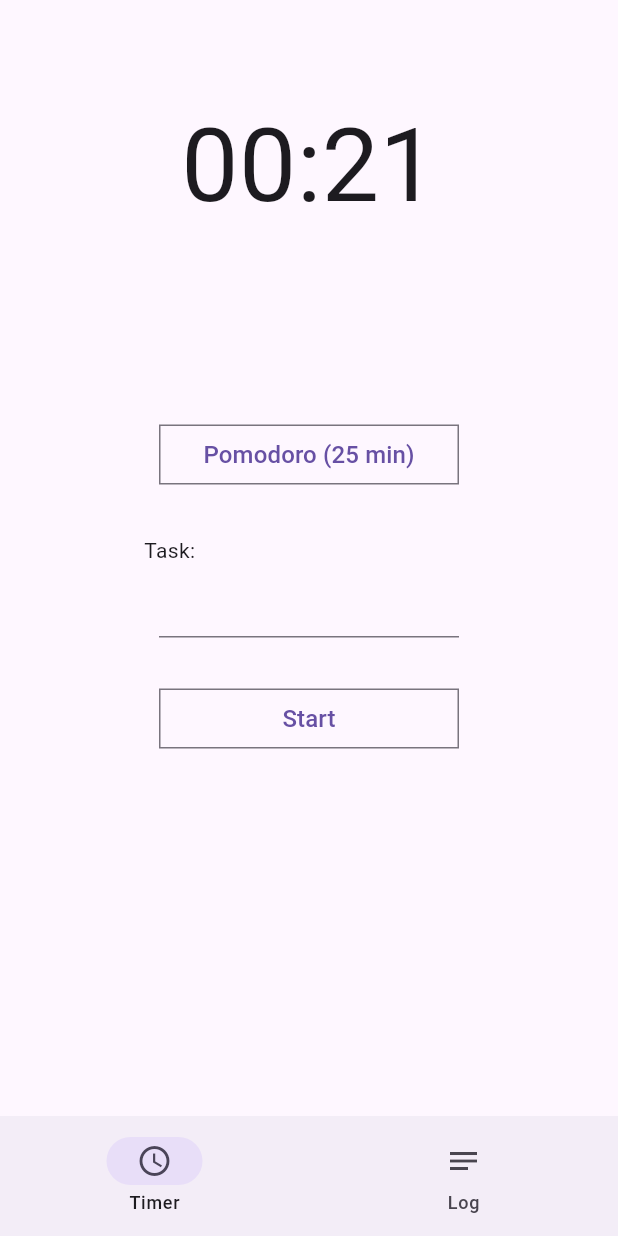
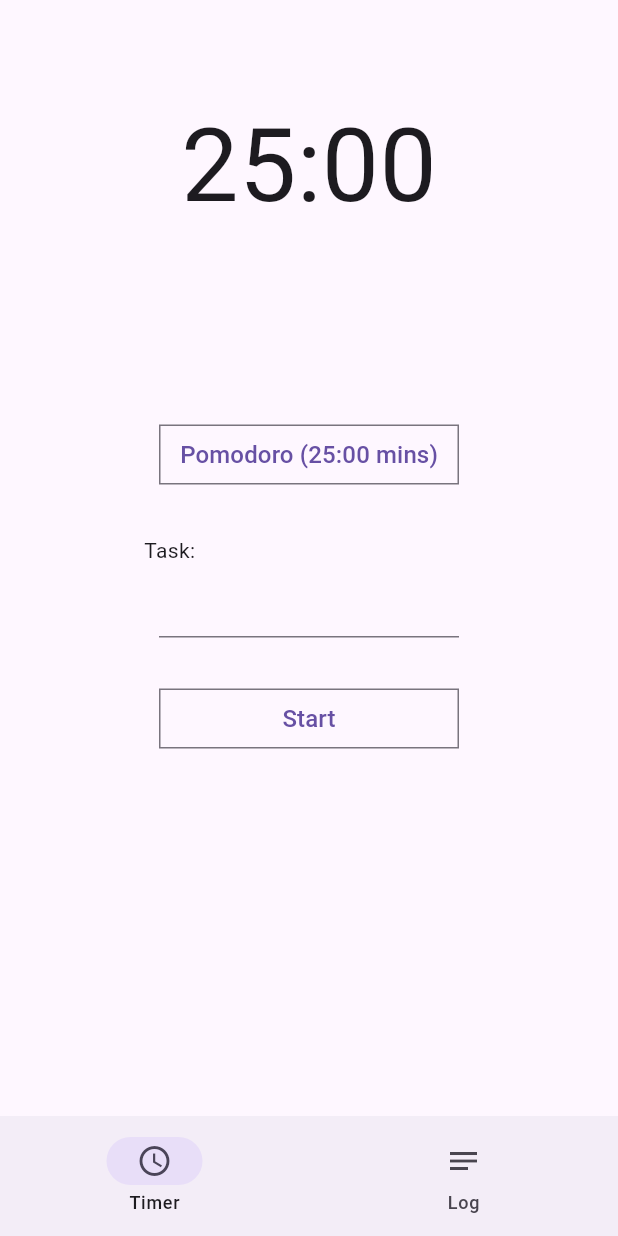
Before and after one commit to strawfervor/PomoSlice, a Flutter app: the screen it shows after launch, on a phone screen of 412 x 824 dp. Run offline on Flutter 3.47's test engine with Material 3 defaults, Android fonts, the phone set to English and light mode, and no system bars.

Commit message:
timerScreen fixed start-stop button

```diff
--- a/lib/components/square_button.dart
+++ b/lib/components/square_button.dart
@@ -12,7 +12,7 @@ class SquareButton extends StatelessWidget{
           onPressed: function,
           style: ElevatedButton.styleFrom(
             shape: const RoundedRectangleBorder(
-              borderRadius: BorderRadius.zero, // Ustawia ostre krawędzie
+              borderRadius: BorderRadius.zero,
             ),
             fixedSize: const Size(200, 16),
             padding: EdgeInsets.zero,
--- a/lib/data/state_changer.dart
+++ b/lib/data/state_changer.dart
@@ -10,7 +10,17 @@ class StateChanger {
   int longBreakTime = 15;
 
   void nextState() {
-    if (currentState <= 1) {
+    if (currentState < 1) {
+      currentState++;
+      setStateTime();
+    } else {
+      currentState = 0;
+      setStateTime();
+    }
+  }
+
+  void toggleState() {
+    if (currentState < 2) {
       currentState++;
       setStateTime();
     } else {
@@ -38,14 +48,22 @@ class StateChanger {
     return stateTime;
   }
 
+  String buttonTime(){
+    String minutes = (stateTime / 60).toInt().toString().padLeft(2, '0');
+    String seconds = (stateTime % 60).toString().padLeft(2, '0');
+
+    return "$minutes:$seconds";
+  }
+
   String getCurrentStateName() {
+    String btnTime = buttonTime();
     switch (currentState) {
       case 0:
-        return "Pomodoro ($stateTime mins)";
+        return "Pomodoro ($btnTime mins)";
       case 1:
-        return "Break ($stateTime mins)";
+        return "Break ($btnTime mins)";
       case 2:
-        return "Long break ($stateTime mins)";
+        return "Long break ($btnTime mins)";
       default:
         return "error";
     }
--- a/lib/main_screen.dart
+++ b/lib/main_screen.dart
@@ -16,8 +16,16 @@ class _MainScreenState extends State<MainScreen> {
   int screenNumber = 0;
   bool startedTimer = false;
   int currentTimerValue = 21;
+  String buttonStateText = "";
 
   var myStateChanger = StateChanger(25, 5, 15);
+
+  @override
+  void initState() {
+    currentTimerValue = myStateChanger.getCurrentStateTime();
+    buttonStateText = myStateChanger.getCurrentStateName();
+    super.initState();
+  }
 
   Timer? _timer;
 
@@ -45,9 +53,17 @@ class _MainScreenState extends State<MainScreen> {
     }
   }
 
+  void toggleState(){
+    myStateChanger.toggleState();
+    setState(() {
+      buttonStateText = myStateChanger.getCurrentStateName();
+    });
+  }
+
   void timerEnd() {
     debugPrint("Timer end");
     currentTimerValue = 60;
+    myStateChanger.nextState();
   }
 
   Widget currentScreen = Text("Screen");
@@ -63,7 +79,10 @@ class _MainScreenState extends State<MainScreen> {
     currentScreen = (screenNumber == 0)
         ? TimerScreen(
             toggleTimer: toggleTimer,
+            toggleState: toggleState,
+            startedTimer: startedTimer,
             currentTimerValue: currentTimerValue,
+            buttonStateText: buttonStateText
           )
         : LogScreen();
     return Scaffold(
--- a/lib/timer_screen.dart
+++ b/lib/timer_screen.dart
@@ -2,13 +2,21 @@ import 'package:flutter/material.dart';
 import 'package:pomoslice/components/tasks_autocomplete.dart';
 import 'package:pomoslice/components/square_button.dart';
 
-
 class TimerScreen extends StatefulWidget {
-  const TimerScreen({super.key, required this.toggleTimer, required this.currentTimerValue});
-
+  const TimerScreen({
+    super.key,
+    required this.toggleTimer,
+    required this.toggleState,
+    required this.currentTimerValue,
+    required this.buttonStateText,
+    required this.startedTimer,
+  });
 
   final Function() toggleTimer;
+  final Function() toggleState;
+  final bool startedTimer;
   final int currentTimerValue;
+  final String buttonStateText;
 
   @override
   State<TimerScreen> createState() => _TimerScreenState();
@@ -16,16 +24,21 @@ class TimerScreen extends StatefulWidget {
 
 class _TimerScreenState extends State<TimerScreen> {
   late Function() toggleTimer;
+  late Function() toggleState;
 
   @override
   void initState() {
     super.initState();
     toggleTimer = widget.toggleTimer;
+    toggleState = widget.toggleState;
   }
 
   @override
   Widget build(context) {
-    String minutes = (widget.currentTimerValue / 60).toInt().toString().padLeft(2, '0');
+    String minutes = (widget.currentTimerValue / 60).toInt().toString().padLeft(
+      2,
+      '0',
+    );
     String seconds = (widget.currentTimerValue % 60).toString().padLeft(2, '0');
     return Column(
       children: [
@@ -35,12 +48,12 @@ class _TimerScreenState extends State<TimerScreen> {
           style: TextStyle(fontSize: 68, fontWeight: FontWeight.w400),
         ),
         SizedBox(height: 120),
-        SquareButton(() {}, buttonText: "Pomodoro (25 min)"),
+        SquareButton(toggleState, buttonText: widget.buttonStateText),
         SizedBox(height: 30),
         Align(alignment: Alignment.bottomLeft, child: Text("Task:")),
         SizedBox(width: 200, child: TasksAutocomplete()),
         SizedBox(height: 30),
-        SquareButton(toggleTimer, buttonText: "Start"),
+        SquareButton(toggleTimer, buttonText: widget.startedTimer ? "Stop" : "Start"),
       ],
     );
   }
```
